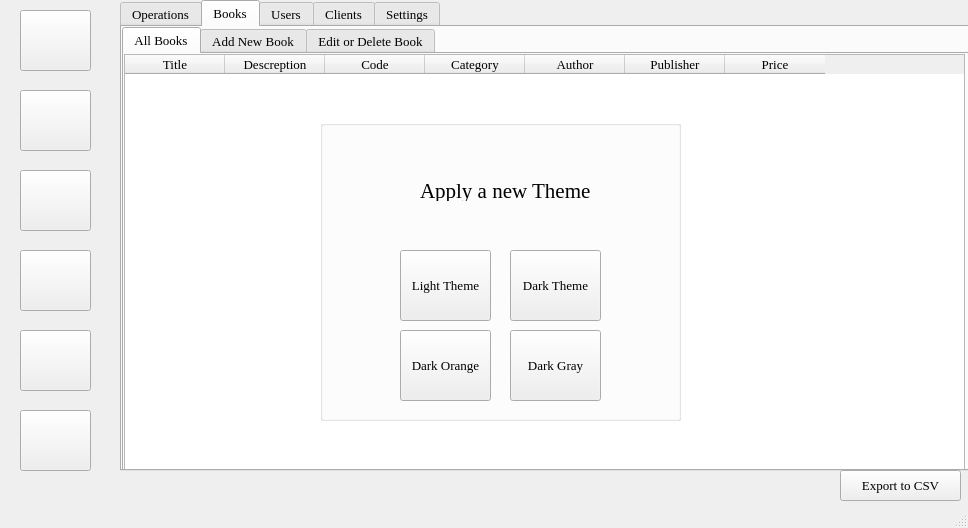
First picture: the form in Library System UI v4.ui, repository r00terAF18/Library-System, before the edit.
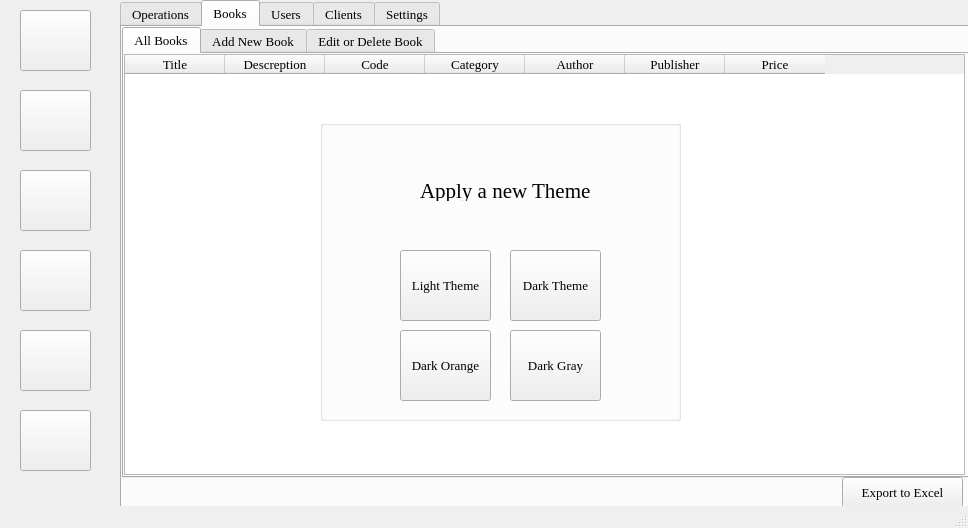
Second picture: the form after the edit. The open tabs and pages were chosen to show the change. Icons and pictures are not drawn.

Commit message: added export button

The edit to the form file:
```diff
--- a/Library System UI v4.ui
+++ b/Library System UI v4.ui
@@ -56,7 +56,7 @@
       <x>120</x>
       <y>0</y>
       <width>851</width>
-      <height>471</height>
+      <height>511</height>
      </rect>
     </property>
     <property name="currentIndex">
@@ -282,6 +282,25 @@
        <string>Enter Client ID</string>
       </property>
      </widget>
+     <widget class="QPushButton" name="btnExportOperations">
+      <property name="geometry">
+       <rect>
+        <x>720</x>
+        <y>450</y>
+        <width>121</width>
+        <height>31</height>
+       </rect>
+      </property>
+      <property name="layoutDirection">
+       <enum>Qt::LeftToRight</enum>
+      </property>
+      <property name="text">
+       <string>Export to Excel</string>
+      </property>
+      <property name="flat">
+       <bool>false</bool>
+      </property>
+     </widget>
     </widget>
     <widget class="QWidget" name="tab_2">
      <attribute name="title">
@@ -655,6 +674,25 @@
        </widget>
       </widget>
      </widget>
+     <widget class="QPushButton" name="btnExportBooks">
+      <property name="geometry">
+       <rect>
+        <x>720</x>
+        <y>450</y>
+        <width>121</width>
+        <height>31</height>
+       </rect>
+      </property>
+      <property name="layoutDirection">
+       <enum>Qt::LeftToRight</enum>
+      </property>
+      <property name="text">
+       <string>Export to Excel</string>
+      </property>
+      <property name="flat">
+       <bool>false</bool>
+      </property>
+     </widget>
     </widget>
     <widget class="QWidget" name="tab_3">
      <attribute name="title">
@@ -1520,25 +1558,6 @@
      </size>
     </property>
    </widget>
-   <widget class="QPushButton" name="btnExportOperations">
-    <property name="geometry">
-     <rect>
-      <x>840</x>
-      <y>470</y>
-      <width>121</width>
-      <height>31</height>
-     </rect>
-    </property>
-    <property name="layoutDirection">
-     <enum>Qt::LeftToRight</enum>
-    </property>
-    <property name="text">
-     <string>Export to CSV</string>
-    </property>
-    <property name="flat">
-     <bool>false</bool>
-    </property>
-   </widget>
   </widget>
   <widget class="QStatusBar" name="statusbar"/>
  </widget>
```
Left out of the diff: 19 changed lines with no effect on the pictures. The commit also changes 2 other files.
